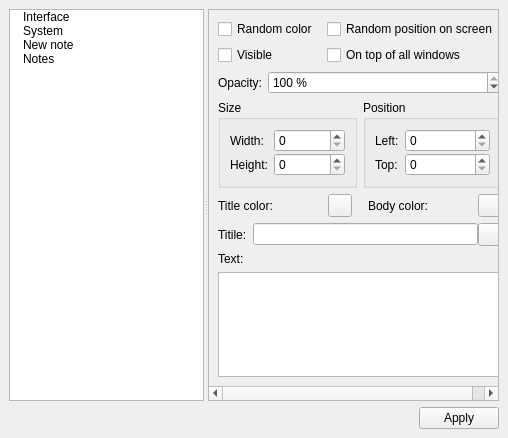
gil9red/NotesManager, file Manager/pages/page_settings.ui: the form before one commit.
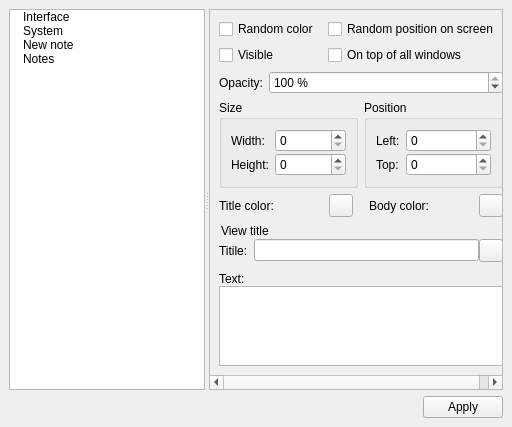
The form after the commit. Icons and pictures are not drawn. Custom widgets are drawn as their Qt base class.

```diff
--- a/Manager/pages/page_settings.ui
+++ b/Manager/pages/page_settings.ui
@@ -6,8 +6,8 @@
    <rect>
     <x>0</x>
     <y>0</y>
-    <width>508</width>
-    <height>438</height>
+    <width>512</width>
+    <height>427</height>
    </rect>
   </property>
   <property name="windowTitle">
@@ -388,8 +388,8 @@
              <rect>
               <x>0</x>
               <y>0</y>
-              <width>276</width>
-              <height>389</height>
+              <width>278</width>
+              <height>378</height>
              </rect>
             </property>
             <property name="sizePolicy">
@@ -647,6 +647,28 @@
                </item>
                <item row="4" column="0">
                 <layout class="QVBoxLayout" name="verticalLayout_9">
+                 <property name="spacing">
+                  <number>0</number>
+                 </property>
+                 <item>
+                  <widget class="QLineEdit" name="lEditViewTitle">
+                   <property name="styleSheet">
+                    <string notr="true">background-color: rgba(0, 0, 0, 0);</string>
+                   </property>
+                   <property name="inputMask">
+                    <string notr="true"/>
+                   </property>
+                   <property name="text">
+                    <string notr="true">View title</string>
+                   </property>
+                   <property name="frame">
+                    <bool>false</bool>
+                   </property>
+                   <property name="readOnly">
+                    <bool>true</bool>
+                   </property>
+                  </widget>
+                 </item>
                  <item>
                   <layout class="QHBoxLayout" name="horizontalLayout_5">
                    <property name="spacing">
@@ -700,6 +722,22 @@
                  </item>
                  <item>
                   <layout class="QVBoxLayout" name="verticalLayout_5">
+                   <item>
+                    <spacer name="verticalSpacer_3">
+                     <property name="orientation">
+                      <enum>Qt::Vertical</enum>
+                     </property>
+                     <property name="sizeType">
+                      <enum>QSizePolicy::Fixed</enum>
+                     </property>
+                     <property name="sizeHint" stdset="0">
+                      <size>
+                       <width>10</width>
+                       <height>10</height>
+                      </size>
+                     </property>
+                    </spacer>
+                   </item>
                    <item>
                     <widget class="QLabel" name="label_10">
                      <property name="text">
```
Left out of the diff: 26 changed lines with no effect on the pictures.
